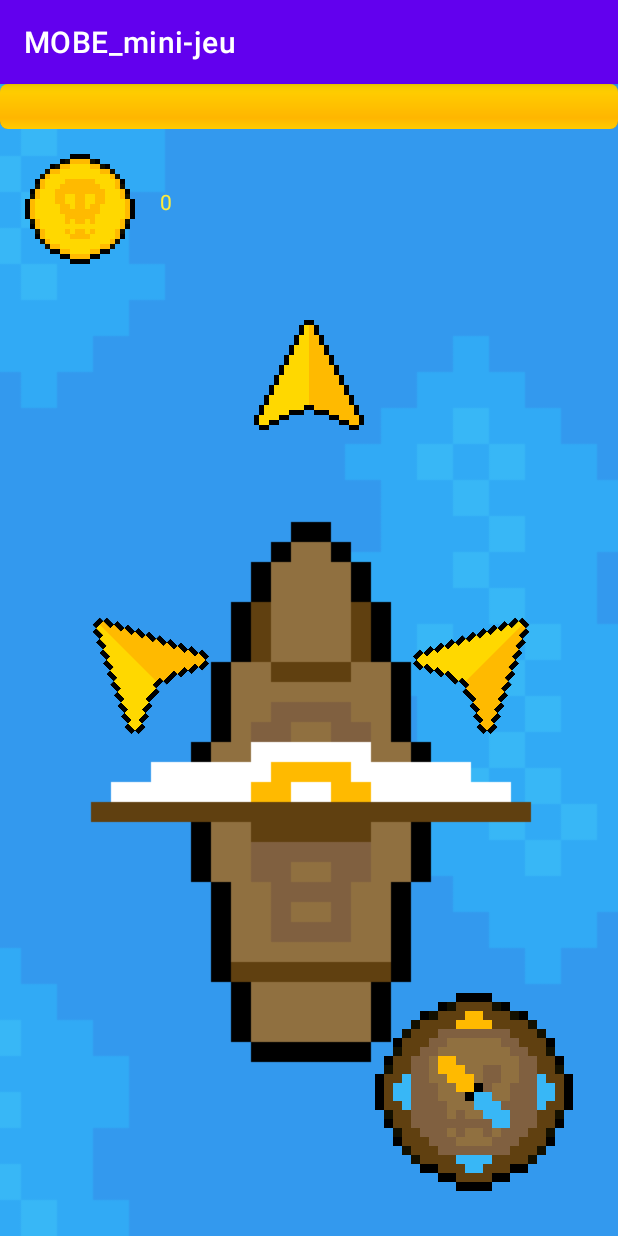
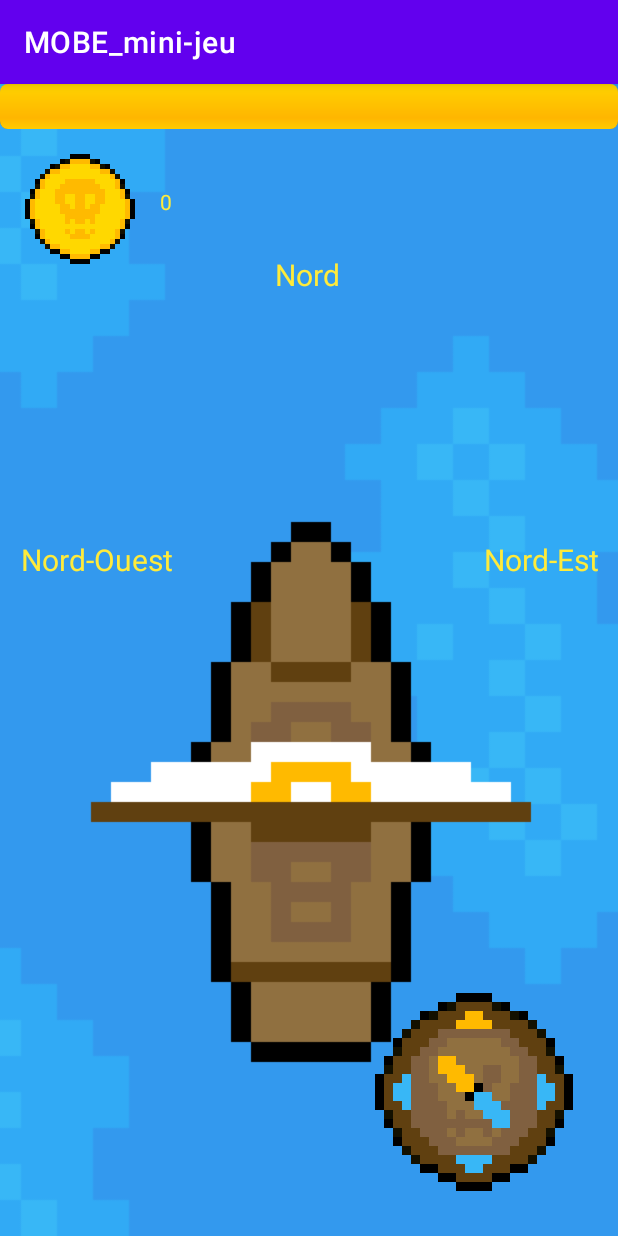
Before and after one commit to cyan-dev/MOBE_mini-jeu, an Android app: the NavigationGame screen opened directly, with no data from a screen before it, on a phone screen of 412 x 824 dp. Run offline under Robolectric (Android 15) with nearby library versions, the phone set to English and light mode, and no system bars.

Commit message:
Adding label and update of the cursors

```diff
--- a/app/src/main/res/layout/activity_navigation_game.xml
+++ b/app/src/main/res/layout/activity_navigation_game.xml
@@ -13,10 +13,10 @@
         android:scaleType="centerCrop"
         app:layout_constraintBottom_toBottomOf="parent"
         app:layout_constraintEnd_toEndOf="parent"
-        app:layout_constraintHorizontal_bias="1.0"
+        app:layout_constraintHorizontal_bias="0.0"
         app:layout_constraintStart_toStartOf="parent"
         app:layout_constraintTop_toTopOf="parent"
-        app:layout_constraintVertical_bias="0.0"
+        app:layout_constraintVertical_bias="1.0"
         app:srcCompat="@drawable/ocean" />
 
     <TextView
@@ -94,6 +94,7 @@
         android:id="@+id/cursorTop"
         android:layout_width="160px"
         android:layout_height="160px"
+        android:visibility="invisible"
         app:layout_constraintBottom_toTopOf="@+id/shipView"
         app:layout_constraintEnd_toEndOf="@+id/imageView4"
         app:layout_constraintStart_toStartOf="parent"
@@ -106,10 +107,11 @@
         android:layout_width="160px"
         android:layout_height="160px"
         android:rotation="45"
+        android:visibility="invisible"
         app:layout_constraintBottom_toBottomOf="@+id/imageView4"
         app:layout_constraintEnd_toEndOf="parent"
         app:layout_constraintHorizontal_bias="0.888"
-        app:layout_constraintStart_toStartOf="parent"
+        app:layout_constraintStart_toEndOf="@+id/cursorTop"
         app:layout_constraintTop_toTopOf="parent"
         app:srcCompat="@drawable/cursor" />
 
@@ -118,11 +120,54 @@
         android:layout_width="160px"
         android:layout_height="160px"
         android:rotation="-45"
+        android:visibility="invisible"
         app:layout_constraintBottom_toBottomOf="parent"
-        app:layout_constraintEnd_toEndOf="parent"
+        app:layout_constraintEnd_toStartOf="@+id/cursorTop"
         app:layout_constraintHorizontal_bias="0.12"
         app:layout_constraintStart_toStartOf="@+id/imageView4"
         app:layout_constraintTop_toTopOf="@+id/imageView4"
         app:srcCompat="@drawable/cursor" />
 
+    <TextView
+        android:id="@+id/textTop"
+        android:layout_width="wrap_content"
+        android:layout_height="wrap_content"
+        android:text="Nord"
+        android:textColor="#FFEB3B"
+        android:textSize="20sp"
+        app:layout_constraintBottom_toTopOf="@+id/cursorTop"
+        app:layout_constraintEnd_toEndOf="parent"
+        app:layout_constraintHorizontal_bias="0.498"
+        app:layout_constraintStart_toStartOf="parent"
+        app:layout_constraintTop_toTopOf="parent"
+        app:layout_constraintVertical_bias="1.0" />
+
+    <TextView
+        android:id="@+id/textRight"
+        android:layout_width="wrap_content"
+        android:layout_height="wrap_content"
+        android:text="Nord-Est"
+        android:textColor="#FFEB3B"
+        android:textSize="20sp"
+        app:layout_constraintBottom_toTopOf="@+id/cursorRight"
+        app:layout_constraintEnd_toEndOf="parent"
+        app:layout_constraintHorizontal_bias="0.963"
+        app:layout_constraintStart_toStartOf="parent"
+        app:layout_constraintTop_toTopOf="parent"
+        app:layout_constraintVertical_bias="1.0" />
+
+    <TextView
+        android:id="@+id/textLeft"
+        android:layout_width="wrap_content"
+        android:layout_height="wrap_content"
+        android:text="Nord-Ouest"
+        android:textColor="#FFEB3B"
+        android:textSize="20sp"
+        app:layout_constraintBottom_toTopOf="@+id/cursorLeft"
+        app:layout_constraintEnd_toEndOf="parent"
+        app:layout_constraintHorizontal_bias="0.045"
+        app:layout_constraintStart_toStartOf="parent"
+        app:layout_constraintTop_toTopOf="parent"
+        app:layout_constraintVertical_bias="1.0" />
+
 </androidx.constraintlayout.widget.ConstraintLayout>
```
